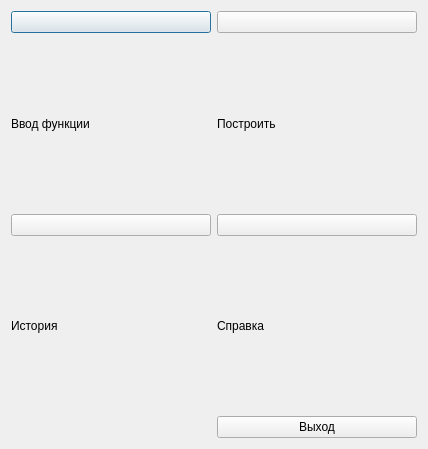
spellanser/graphx, file mainmenu.ui: the form before one commit.
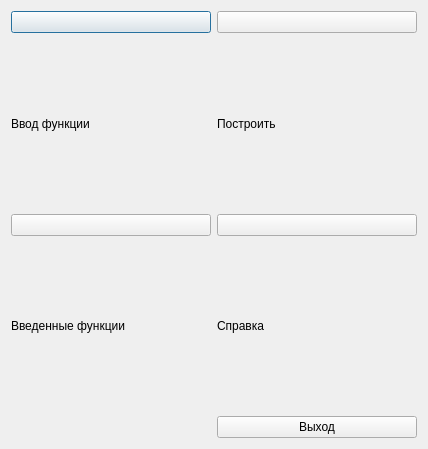
The form after the commit. Icons and pictures are not drawn.

```diff
--- a/mainmenu.ui
+++ b/mainmenu.ui
@@ -133,7 +133,7 @@
    <item row="3" column="0">
     <widget class="QLabel" name="label_3">
      <property name="text">
-      <string>История</string>
+      <string>Введенные функции</string>
      </property>
     </widget>
    </item>
```
Left out of the diff: 2 changed lines with no effect on the pictures.
